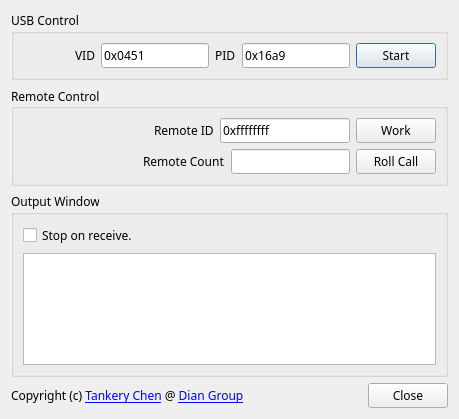
This is src/testDianVote/testdianvote.ui in FrankieChan885/dian-zigbee-vote as Qt 5 draws it before an edit. The edited form follows.
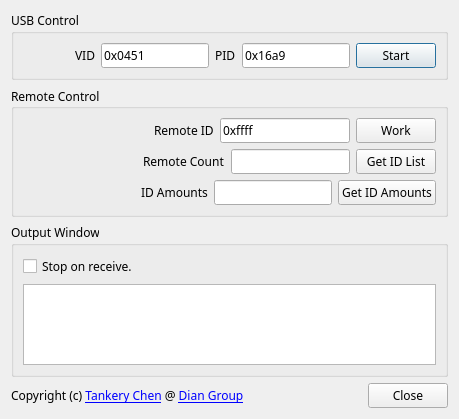
This is the edited form.

```diff
--- a/src/testDianVote/testdianvote.ui
+++ b/src/testDianVote/testdianvote.ui
@@ -125,7 +125,7 @@
            </sizepolicy>
           </property>
           <property name="text">
-           <string>0xffffffff</string>
+           <string>0xffff</string>
           </property>
           <property name="maxLength">
            <number>10</number>
@@ -176,7 +176,41 @@
         <item>
          <widget class="QPushButton" name="rollCall">
           <property name="text">
-           <string>Roll Call</string>
+           <string>Get ID List</string>
+          </property>
+         </widget>
+        </item>
+       </layout>
+      </item>
+      <item>
+       <layout class="QHBoxLayout" name="horizontalLayout_2">
+        <item>
+         <spacer name="horizontalSpacer_5">
+          <property name="orientation">
+           <enum>Qt::Horizontal</enum>
+          </property>
+          <property name="sizeHint" stdset="0">
+           <size>
+            <width>40</width>
+            <height>20</height>
+           </size>
+          </property>
+         </spacer>
+        </item>
+        <item>
+         <widget class="QLabel" name="label_4">
+          <property name="text">
+           <string>ID Amounts</string>
+          </property>
+         </widget>
+        </item>
+        <item>
+         <widget class="QLineEdit" name="idAmount"/>
+        </item>
+        <item>
+         <widget class="QPushButton" name="getIDAmount">
+          <property name="text">
+           <string>Get ID Amounts</string>
           </property>
          </widget>
         </item>
```
Left out of the diff: 2 changed lines with no effect on the pictures.
